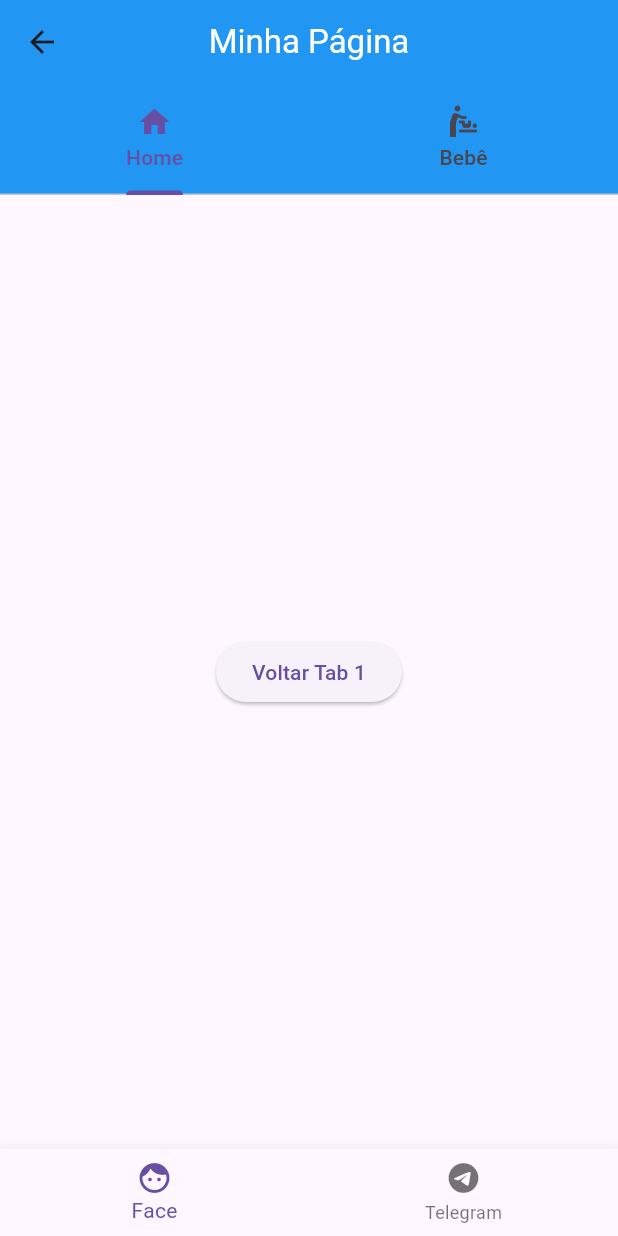
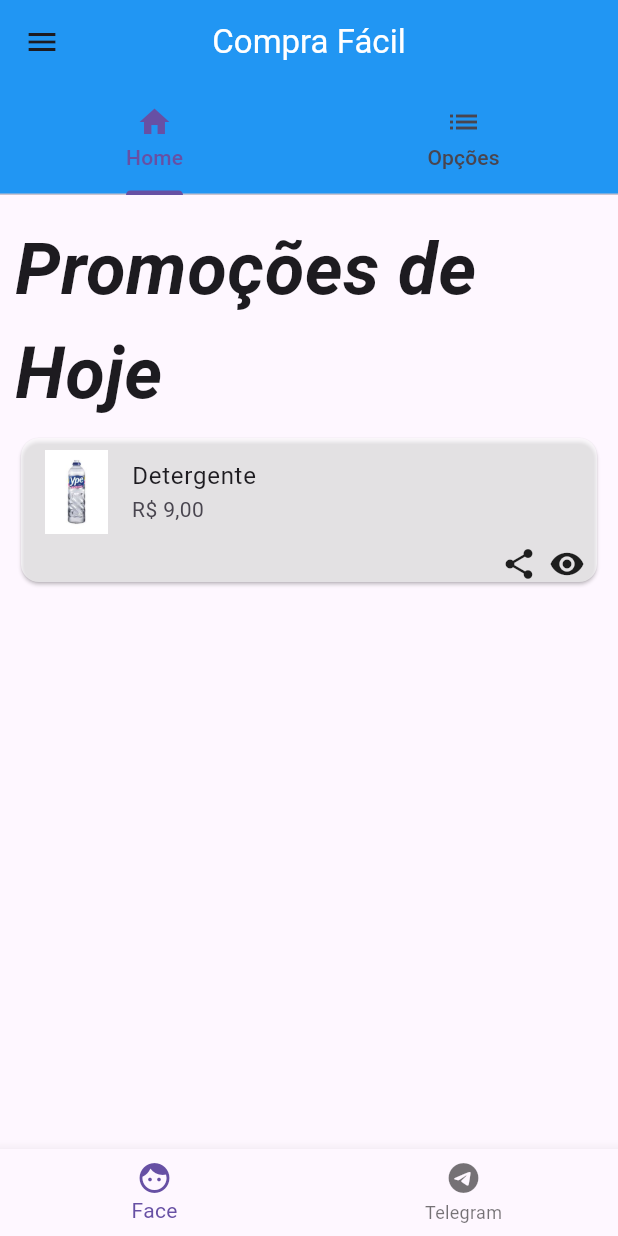
Before and after one commit to danibez/loginApp, a Flutter app: the Home screen opened directly, on a phone screen of 412 x 824 dp. Run offline on Flutter 3.47's test engine with Material 3 defaults, Android fonts, the phone set to English and light mode, and no system bars.

```diff
--- a/lib/home.dart
+++ b/lib/home.dart
@@ -1,4 +1,6 @@
 import 'package:flutter/material.dart';
+import 'package:flutter_application_1/tabs/homeList.dart';
+import 'package:flutter_application_1/tabs/homeTab.dart';
 
 class Home extends StatelessWidget{
   const Home({super.key});
@@ -9,6 +11,32 @@ class Home extends StatelessWidget{
     length: 2,
     child:
     Scaffold(
+      drawer: Drawer(
+        child: Column(children: [
+          UserAccountsDrawerHeader(
+            // currentAccountPicture: Image.network("https://avatars.githubusercontent.com/u/25833050?v=4"),
+            currentAccountPicture: ClipRRect(
+              borderRadius: BorderRadius.circular(50),
+              child: Image.network("https://avatars.githubusercontent.com/u/25833050?v=4")),
+            accountName: const Text("Fulano"),
+            accountEmail: const Text("fulano@gmail.com")),
+          ListTile(
+            leading: const Icon(Icons.home),
+            title: const Text("Home"),
+            onTap: () {
+                print("home");
+              },
+            ),
+          ListTile(
+            leading: const Icon(Icons.logout),
+            title: const Text("Logout"),
+            onTap: () {
+                Navigator.pop(context);
+                Navigator.pop(context);
+              },
+            )
+        ],)
+      ),
       appBar: AppBar(
         bottom: const TabBar(
           tabs: [
@@ -17,29 +45,21 @@ class Home extends StatelessWidget{
               text: "Home",
             ),
             Tab(
-              icon: Icon(Icons.baby_changing_station),
-              text: "Bebê",
+              icon: Icon(Icons.list),
+              text: "Opções",
             )
           ]
         ),
         centerTitle: true,
-        title: const Text("Minha Página",
+        title: const Text("Compra Fácil",
           style: TextStyle(color: Colors.white),
         ),
         backgroundColor: Colors.blue
       ),
-      body: TabBarView(
+      body: const TabBarView(
         children: [
-          Center(
-            child: ElevatedButton(onPressed: (){
-              Navigator.pop(context);
-            }, child: const Text("Voltar Tab 1")),
-          ),
-          Center(
-            child: ElevatedButton(onPressed: (){
-              Navigator.pop(context);
-            }, child: const Text("Voltar Tab 2")),
-          ),
+          homeTab(),
+          homeList()
         ],
       ),
       bottomNavigationBar: BottomNavigationBar(items: const [
--- /dev/null
+++ b/lib/tabs/homeTab.dart
@@ -0,0 +1,44 @@
+import 'package:flutter/material.dart';
+
+class homeTab extends StatelessWidget {
+  const homeTab({super.key});
+
+  @override
+  Widget build(BuildContext context) {
+    return Container(
+      padding: const EdgeInsets.all(10),
+      child: ListView(children: [
+        Container(
+            padding: const EdgeInsets.symmetric(horizontal: 0, vertical: 5),
+            child: const Text("Promoções de Hoje",
+                style: TextStyle(
+                  fontWeight: FontWeight.bold,
+                  fontSize: 48,
+                  fontStyle: FontStyle.italic,
+                ))),
+        const Card(
+          color: Colors.white60,
+          child: Column(
+            children: [
+              ListTile(
+                leading:
+                    Image(image: AssetImage('assets/images/detergente.jpeg')),
+                title: Text('Detergente'),
+                subtitle: Text('R\$ 9,00'),
+              ),
+              Row(
+                mainAxisAlignment: MainAxisAlignment.end,
+                children: [
+                  Icon(Icons.share),
+                  SizedBox(width: 8.0),
+                  Icon(Icons.remove_red_eye),
+                  SizedBox(width: 8.0),
+                ],
+              ),
+            ],
+          ),
+        )
+      ]),
+    );
+  }
+}
--- a/pubspec.yaml
+++ b/pubspec.yaml
@@ -9,12 +9,13 @@ environment:
 dependencies:
   flutter:
     sdk: flutter
-  google_fonts: ^6.2.1
 
 dev_dependencies:
   flutter_test:
     sdk: flutter
-  flutter_lints: ^3.0.0
+  flutter_lints: ^4.0.0
 
 flutter:
   uses-material-design: true
+  assets:
+      - assets/images/
```
Also changed, not shown: lib/tabs/homeList.dart (added, +56 -0 lines), assets/images/detergente.jpeg (added), pubspec.lock, 1 other file.
